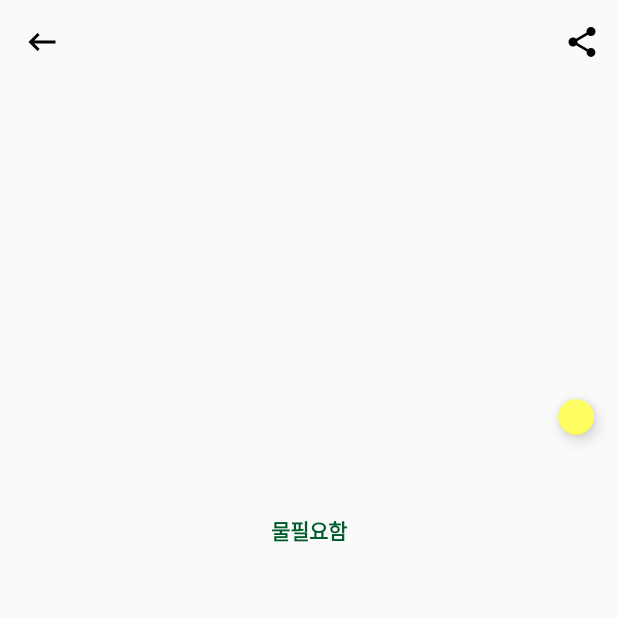
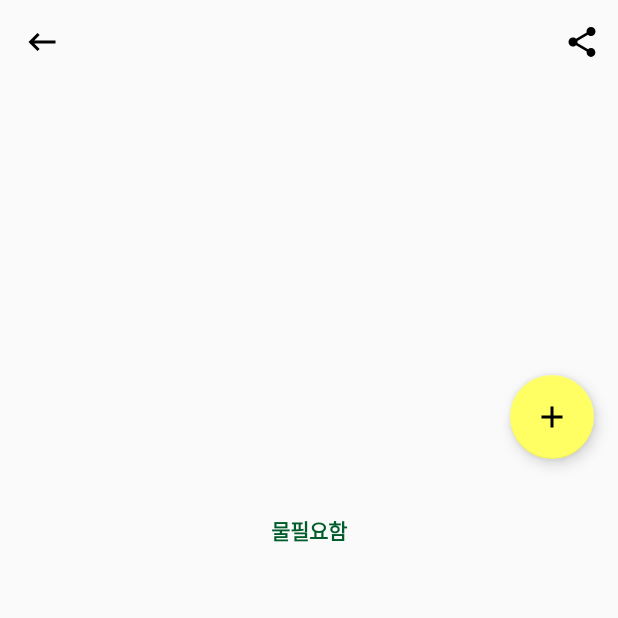
Before and after one commit to baehoons/mvvm_viewpager2_prac, an Android app: the fragment DetailFragment placed in its activity, on a phone screen of 412 x 824 dp, the top half of it. Run offline under Robolectric (Android 15) with nearby library versions, the phone set to English and light mode, and no system bars; our stand-ins replace Room's generated code, data binding; pictures from the network do not load; 5 statements that could not run were skipped.

```diff
--- a/app/src/main/java/com/baehoons/jetpacktest/adapter/SunflowerPagerAdapter.kt
+++ b/app/src/main/java/com/baehoons/jetpacktest/adapter/SunflowerPagerAdapter.kt
@@ -17,9 +17,9 @@
 package com.baehoons.jetpacktest.adapter
 
 import androidx.fragment.app.Fragment
-import androidx.fragment.app.ListFragment
 import androidx.viewpager2.adapter.FragmentStateAdapter
 import com.baehoons.jetpacktest.MainFragment
+
 
 
 const val MY_GARDEN_PAGE_INDEX = 0
@@ -32,7 +32,7 @@ class SunflowerPagerAdapter(fragment: Fragment) : FragmentStateAdapter(fragment)
      */
     private val tabFragmentsCreators: Map<Int, () -> Fragment> = mapOf(
         MY_GARDEN_PAGE_INDEX to { MainFragment() },
-        PLANT_LIST_PAGE_INDEX to { ListFragment() }
+        PLANT_LIST_PAGE_INDEX to { com.baehoons.jetpacktest.ListFragment() }
     )
 
     override fun getItemCount() = tabFragmentsCreators.size
--- a/app/src/main/res/layout/detail_fragment.xml
+++ b/app/src/main/res/layout/detail_fragment.xml
@@ -148,8 +148,8 @@
         <com.google.android.material.floatingactionbutton.FloatingActionButton
             android:id="@+id/fab"
             style="@style/Widget.MaterialComponents.FloatingActionButton"
-            android:layout_width="24dp"
-            android:layout_height="24dp"
+            android:layout_width="wrap_content"
+            android:layout_height="wrap_content"
             android:layout_margin="16dp"
             android:background="@color/blue_grey_400"
             android:onClick="@{() -> callback.add(viewModel.plant)}"
```
